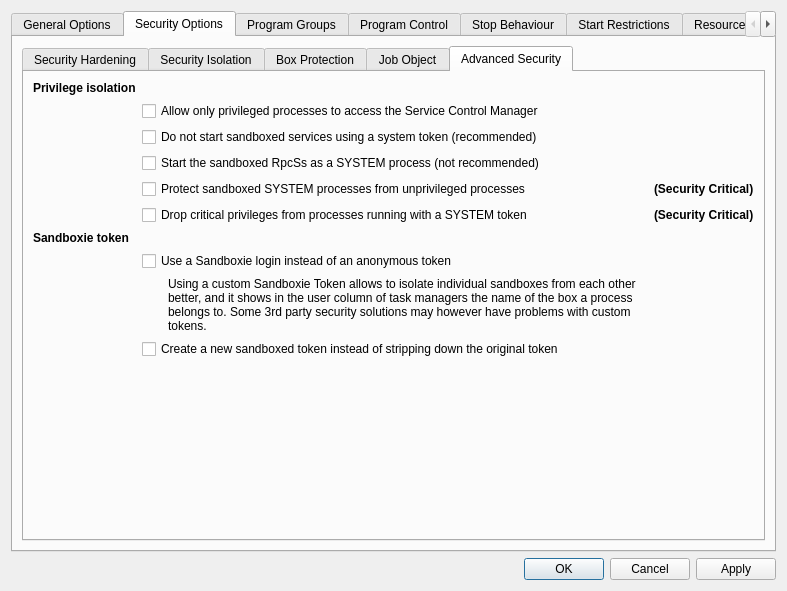
Qt form SandboxiePlus/SandMan/Forms/OptionsWindow.ui (sandboxie-plus/Sandboxie) before a commit.
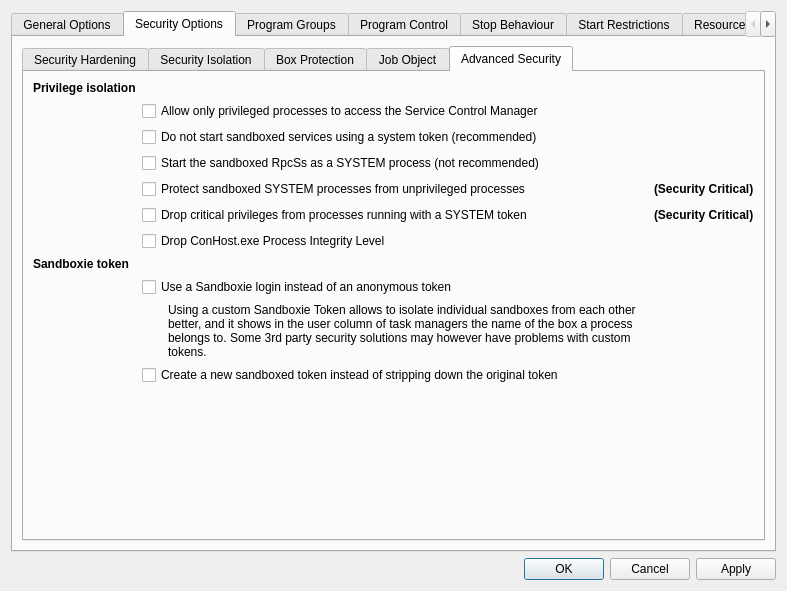
The same form after that commit. The open tabs and pages were chosen to show the change.

Diff of the .ui file:
```diff
--- a/SandboxiePlus/SandMan/Forms/OptionsWindow.ui
+++ b/SandboxiePlus/SandMan/Forms/OptionsWindow.ui
@@ -45,7 +45,7 @@
         <enum>QTabWidget::North</enum>
        </property>
        <property name="currentIndex">
-        <number>10</number>
+        <number>1</number>
        </property>
        <widget class="QWidget" name="tabGeneral">
         <attribute name="title">
@@ -1780,23 +1780,6 @@
             <layout class="QGridLayout" name="gridLayout_26">
              <item row="0" column="1">
               <layout class="QGridLayout" name="gridLayout_2">
-               <item row="6" column="0" colspan="2">
-                <widget class="QLabel" name="lblToken">
-                 <property name="font">
-                  <font>
-                   <weight>75</weight>
-                   <bold>true</bold>
-                   <kerning>true</kerning>
-                  </font>
-                 </property>
-                 <property name="toolTip">
-                  <string>Protect the sandbox integrity itself</string>
-                 </property>
-                 <property name="text">
-                  <string>Sandboxie token</string>
-                 </property>
-                </widget>
-               </item>
                <item row="4" column="4">
                 <widget class="QLabel" name="label_65">
                  <property name="font">
@@ -1811,63 +1794,6 @@
                  </property>
                 </widget>
                </item>
-               <item row="3" column="1" colspan="3">
-                <widget class="QCheckBox" name="chkElevateRpcss">
-                 <property name="text">
-                  <string>Start the sandboxed RpcSs as a SYSTEM process (not recommended)</string>
-                 </property>
-                </widget>
-               </item>
-               <item row="11" column="2">
-                <spacer name="horizontalSpacer_13">
-                 <property name="orientation">
-                  <enum>Qt::Horizontal</enum>
-                 </property>
-                 <property name="sizeHint" stdset="0">
-                  <size>
-                   <width>40</width>
-                   <height>20</height>
-                  </size>
-                 </property>
-                </spacer>
-               </item>
-               <item row="8" column="2" colspan="2">
-                <widget class="QLabel" name="label_74">
-                 <property name="text">
-                  <string>Using a custom Sandboxie Token allows to isolate individual sandboxes from each other better, and it shows in the user column of task managers the name of the box a process belongs to. Some 3rd party security solutions may however have problems with custom tokens.</string>
-                 </property>
-                 <property name="wordWrap">
-                  <bool>true</bool>
-                 </property>
-                </widget>
-               </item>
-               <item row="2" column="1" colspan="3">
-                <widget class="QCheckBox" name="chkRestrictServices">
-                 <property name="text">
-                  <string>Do not start sandboxed services using a system token (recommended)</string>
-                 </property>
-                </widget>
-               </item>
-               <item row="7" column="1" colspan="4">
-                <widget class="QCheckBox" name="chkSbieLogon">
-                 <property name="text">
-                  <string>Use a Sandboxie login instead of an anonymous token</string>
-                 </property>
-                </widget>
-               </item>
-               <item row="10" column="1">
-                <spacer name="verticalSpacer">
-                 <property name="orientation">
-                  <enum>Qt::Vertical</enum>
-                 </property>
-                 <property name="sizeHint" stdset="0">
-                  <size>
-                   <width>20</width>
-                   <height>5</height>
-                  </size>
-                 </property>
-                </spacer>
-               </item>
                <item row="5" column="4">
                 <widget class="QLabel" name="label_64">
                  <property name="font">
@@ -1889,6 +1815,40 @@
                  </property>
                 </widget>
                </item>
+               <item row="4" column="1" colspan="3">
+                <widget class="QCheckBox" name="chkProtectSystem">
+                 <property name="text">
+                  <string>Protect sandboxed SYSTEM processes from unprivileged processes</string>
+                 </property>
+                </widget>
+               </item>
+               <item row="7" column="0" colspan="2">
+                <widget class="QLabel" name="lblToken">
+                 <property name="font">
+                  <font>
+                   <weight>75</weight>
+                   <bold>true</bold>
+                   <kerning>true</kerning>
+                  </font>
+                 </property>
+                 <property name="toolTip">
+                  <string>Protect the sandbox integrity itself</string>
+                 </property>
+                 <property name="text">
+                  <string>Sandboxie token</string>
+                 </property>
+                </widget>
+               </item>
+               <item row="9" column="2" colspan="2">
+                <widget class="QLabel" name="label_74">
+                 <property name="text">
+                  <string>Using a custom Sandboxie Token allows to isolate individual sandboxes from each other better, and it shows in the user column of task managers the name of the box a process belongs to. Some 3rd party security solutions may however have problems with custom tokens.</string>
+                 </property>
+                 <property name="wordWrap">
+                  <bool>true</bool>
+                 </property>
+                </widget>
+               </item>
                <item row="5" column="1" colspan="3">
                 <widget class="QCheckBox" name="chkDropPrivileges">
                  <property name="text">
@@ -1896,6 +1856,19 @@
                  </property>
                 </widget>
                </item>
+               <item row="12" column="2">
+                <spacer name="horizontalSpacer_13">
+                 <property name="orientation">
+                  <enum>Qt::Horizontal</enum>
+                 </property>
+                 <property name="sizeHint" stdset="0">
+                  <size>
+                   <width>40</width>
+                   <height>20</height>
+                  </size>
+                 </property>
+                </spacer>
+               </item>
                <item row="0" column="0">
                 <widget class="QLabel" name="lblPrivilege">
                  <property name="font">
@@ -1913,14 +1886,41 @@
                  </property>
                 </widget>
                </item>
-               <item row="4" column="1" colspan="3">
-                <widget class="QCheckBox" name="chkProtectSystem">
+               <item row="3" column="1" colspan="3">
+                <widget class="QCheckBox" name="chkElevateRpcss">
                  <property name="text">
-                  <string>Protect sandboxed SYSTEM processes from unprivileged processes</string>
+                  <string>Start the sandboxed RpcSs as a SYSTEM process (not recommended)</string>
                  </property>
                 </widget>
                </item>
-               <item row="9" column="1" colspan="4">
+               <item row="8" column="1" colspan="4">
+                <widget class="QCheckBox" name="chkSbieLogon">
+                 <property name="text">
+                  <string>Use a Sandboxie login instead of an anonymous token</string>
+                 </property>
+                </widget>
+               </item>
+               <item row="2" column="1" colspan="3">
+                <widget class="QCheckBox" name="chkRestrictServices">
+                 <property name="text">
+                  <string>Do not start sandboxed services using a system token (recommended)</string>
+                 </property>
+                </widget>
+               </item>
+               <item row="11" column="1">
+                <spacer name="verticalSpacer">
+                 <property name="orientation">
+                  <enum>Qt::Vertical</enum>
+                 </property>
+                 <property name="sizeHint" stdset="0">
+                  <size>
+                   <width>20</width>
+                   <height>5</height>
+                  </size>
+                 </property>
+                </spacer>
+               </item>
+               <item row="10" column="1" colspan="4">
                 <widget class="QCheckBox" name="chkCreateToken">
                  <property name="toolTip">
                   <string>Checked: A local group will also be added to the newly created sandboxed token, which allows addressing all sandboxes at once. Would be useful for auditing policies.
@@ -1934,6 +1934,13 @@
                  </property>
                 </widget>
                </item>
+               <item row="6" column="1" colspan="2">
+                <widget class="QCheckBox" name="chkDropConHostIntegrity">
+                 <property name="text">
+                  <string>Drop ConHost.exe Process Integrity Level</string>
+                 </property>
+                </widget>
+               </item>
               </layout>
              </item>
             </layout>
@@ -5256,7 +5263,7 @@
                  <rect>
                   <x>0</x>
                   <y>0</y>
-                  <width>75</width>
+                  <width>92</width>
                   <height>16</height>
                  </rect>
                 </property>
```
